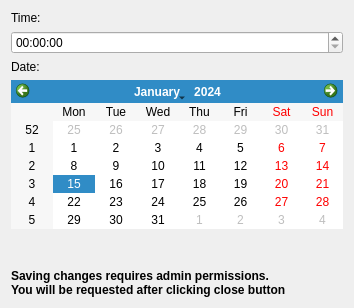
Old version of the form lxqt-admin-time/datetime.ui in the repository lxqt/lxqt-admin.
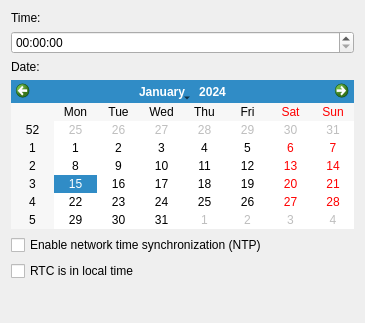
New version of the form.

Commit message: Support NTP and Local RTC settings with timedated provided by systemd. Code cleanup.

The edit to the form file:
```diff
--- a/lxqt-admin-time/datetime.ui
+++ b/lxqt-admin-time/datetime.ui
@@ -6,8 +6,8 @@
    <rect>
     <x>0</x>
     <y>0</y>
-    <width>354</width>
-    <height>308</height>
+    <width>365</width>
+    <height>323</height>
    </rect>
   </property>
   <property name="minimumSize">
@@ -16,7 +16,7 @@
     <height>50</height>
    </size>
   </property>
-  <layout class="QVBoxLayout" name="verticalLayout">
+  <layout class="QVBoxLayout" name="verticalLayout" stretch="0,0,0,1,0,0,0">
    <item>
     <widget class="QLabel" name="label_time">
      <property name="text">
@@ -64,6 +64,20 @@
      </property>
     </widget>
    </item>
+   <item>
+    <widget class="QCheckBox" name="ntp">
+     <property name="text">
+      <string>Enable network time synchronization (NTP)</string>
+     </property>
+    </widget>
+   </item>
+   <item>
+    <widget class="QCheckBox" name="localRTC">
+     <property name="text">
+      <string>RTC is in local time</string>
+     </property>
+    </widget>
+   </item>
    <item>
     <spacer name="verticalSpacer">
      <property name="orientation">
@@ -77,22 +91,6 @@
      </property>
     </spacer>
    </item>
-   <item>
-    <widget class="QLabel" name="label">
-     <property name="font">
-      <font>
-       <weight>75</weight>
-       <bold>true</bold>
-      </font>
-     </property>
-     <property name="text">
-      <string>&lt;html&gt;&lt;head/&gt;&lt;body&gt;&lt;p&gt;Saving changes requires admin permissions.&lt;br&gt;You will be requested after clicking close button&lt;/p&gt;&lt;/body&gt;&lt;/html&gt;</string>
-     </property>
-     <property name="wordWrap">
-      <bool>true</bool>
-     </property>
-    </widget>
-   </item>
   </layout>
  </widget>
  <resources/>
```
Left out of the diff: 35 changed lines with no effect on the pictures. The commit also changes 9 other files.
